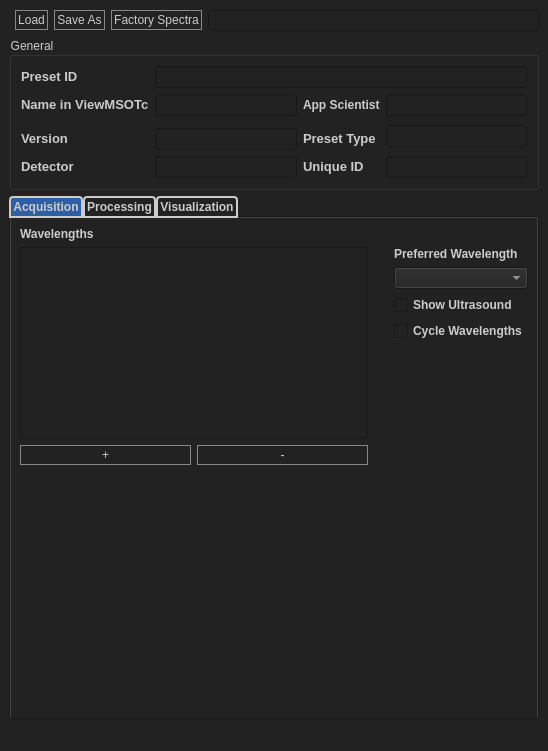
jaytreee/PresetEditor, file source/resources/preset_editor.ui: the form before one commit.
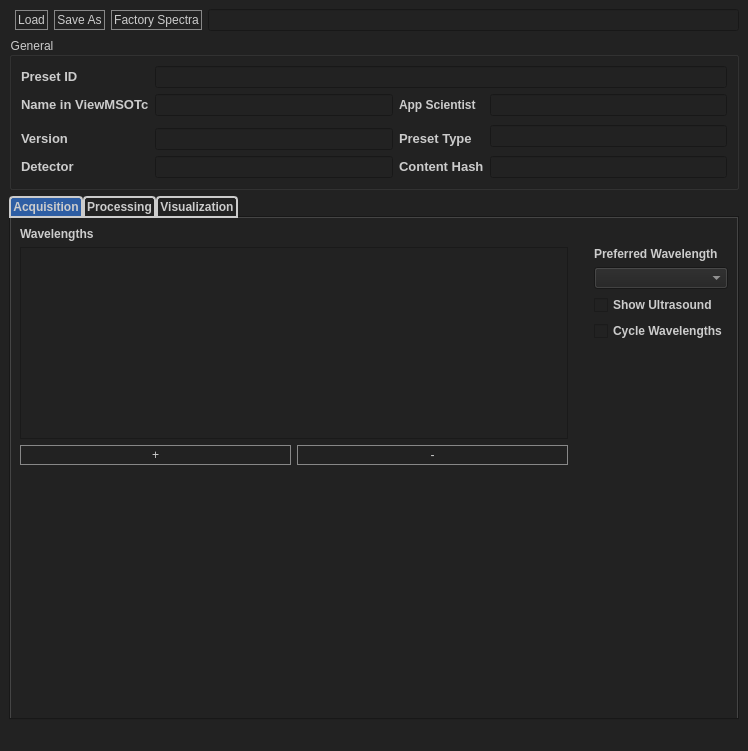
The form after the commit.

Commit message: Correctly showing contentHash, extended Window

```diff
--- a/source/resources/preset_editor.ui
+++ b/source/resources/preset_editor.ui
@@ -6,7 +6,7 @@
    <rect>
     <x>0</x>
     <y>0</y>
-    <width>548</width>
+    <width>748</width>
     <height>751</height>
    </rect>
   </property>
@@ -218,7 +218,7 @@
           <string>&lt;html&gt;&lt;head/&gt;&lt;body&gt;&lt;p&gt;Preset Identifier&lt;/p&gt;&lt;/body&gt;&lt;/html&gt;</string>
          </property>
          <property name="text">
-          <string>Unique ID</string>
+          <string>Content Hash</string>
          </property>
         </widget>
        </item>
```
Left out of the diff: 11 changed lines with no effect on the pictures. The commit also changes 4 other files.
